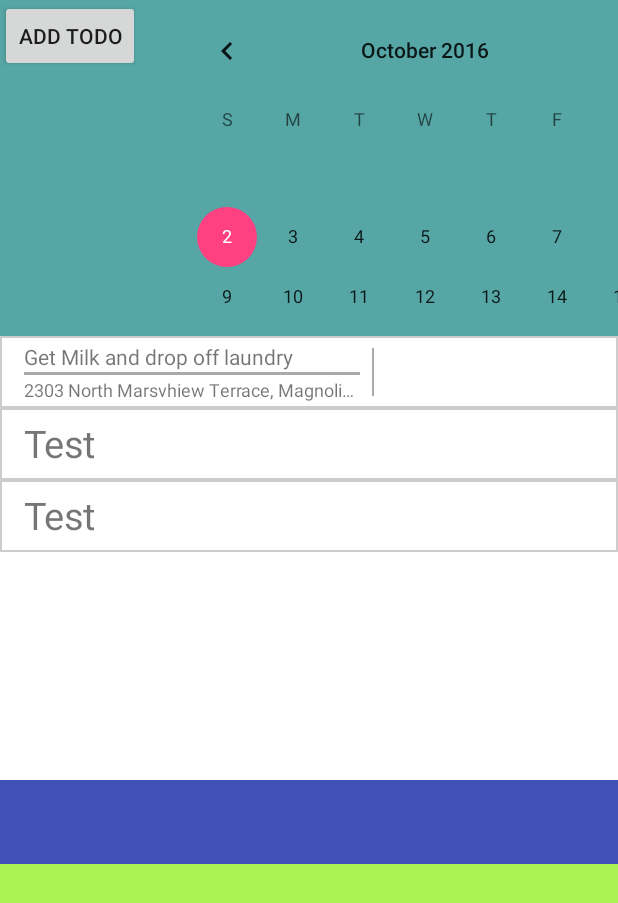
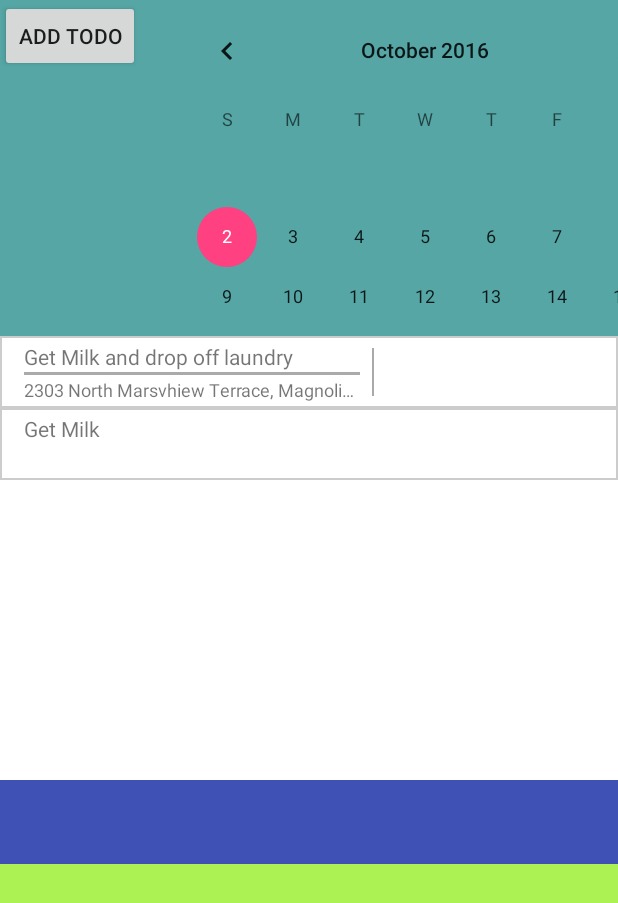
Before and after one commit to shogunatealex/CalendarMapApp, an Android app: the screen it shows after launch (FrontPage), after a tap on "ADD TODO", on a phone screen of 412 x 824 dp. Shown: the top 903 px of the screen. Run offline under Robolectric (Android 15) with nearby library versions, the phone set to English and light mode, and no system bars.

Commit message:
Redesigned Java code/Added TouchListener/Added ClickListner
I was having trouble dealing with what I added Programatically and what
I added in XML. Found a solution so that they can both work in unison.
Also working with touch animations. However having some trouble when the
user scrolls.

```diff
--- a/app/src/main/java/com/adventurousalex/calendargooglemapapiapp/FrontPage.java
+++ b/app/src/main/java/com/adventurousalex/calendargooglemapapiapp/FrontPage.java
@@ -1,37 +1,61 @@
 package com.adventurousalex.calendargooglemapapiapp;
 
+import android.graphics.PorterDuff;
 import android.support.v7.app.AppCompatActivity;
 import android.os.Bundle;
+import android.text.TextUtils;
 import android.util.TypedValue;
 import android.view.Gravity;
+import android.view.MotionEvent;
 import android.view.View;
+import android.view.ViewGroup;
 import android.widget.LinearLayout;
 import android.widget.RelativeLayout;
 import android.widget.TextView;
+
+import static android.R.attr.ellipsize;
+import static android.R.attr.uiOptions;
+
 public class FrontPage extends AppCompatActivity {
 
     @Override
     protected void onCreate(Bundle savedInstanceState) {
-        super.onCreate(savedInstanceState);
+        super.onCreate(savedInstanceState);;
         setContentView(R.layout.activity_front_page);
-
-
-
-        //Here MainActivity.this is a Current Class Reference (context)
-        addToDo();
-    }
-    // this adds the events to the to do item
-    public void addToDoItem(View v){
-        addToDo();
-    }
-    public void testButton(View v){
-
-        addToDo();
 
     }
 
+    // this is a button listener for the buttons. Will add more as I have more buttons.
+    View.OnClickListener buttonListener = (new View.OnClickListener() {
+        // this adds the events to the to do item
+        public void onClick(View v) {
+            addToDo(v);
+        }
+
+    });
+
+    // for the to do list. Not exactly sure if it is going to work. May need to either remove or adjust
+    View.OnTouchListener toDoListener = (new View.OnTouchListener() {
+
+            public boolean onTouch(View v, MotionEvent event) {
+                switch (event.getAction()) {
+                    case MotionEvent.ACTION_DOWN: {
+                        v.getBackground().setColorFilter(0xe000000, PorterDuff.Mode.SRC_ATOP);
+                        v.invalidate();
+                        break;
+                    }
+                    case MotionEvent.ACTION_UP: {
+                        v.getBackground().clearColorFilter();
+                        v.invalidate();
+                        break;
+                    }
+                }
+                return false;
+            }
+        });
+
     // this creates a new to do item, still need to make it dynamic and to actually design it more
-    public void addToDo() {
+    public void addToDo(View v) {
         LinearLayout toDoContainer = (LinearLayout) findViewById(R.id.toDoListContainer);
 
         // For testing programatic layouts
@@ -50,25 +74,31 @@ public class FrontPage extends AppCompatActivity {
         // add those params to the layout
         toDoItem.setLayoutParams(hgtWdth);
 
-        // Creating a new TextView
+        //START Creating the title TextView
         TextView title= new TextView(this);
-        title.setText("Test");
-        title.setGravity(Gravity.CENTER_VERTICAL);
+        title.setText("Get Milk ");
         int titleWidth = (int) (100*scale+0.5f);
-        title.setTextSize(TypedValue.COMPLEX_UNIT_SP, 25);
+        title.setTextSize(TypedValue.COMPLEX_UNIT_SP, 14);
 
         // Defining the layout parameters of the TextView
         RelativeLayout.LayoutParams titleParams = new RelativeLayout.LayoutParams(
-                titleWidth,
+                RelativeLayout.LayoutParams.WRAP_CONTENT,
                 RelativeLayout.LayoutParams.MATCH_PARENT);
         titleParams.setMargins((int)(16 * scale + 0.5f),0,0,0);
+        title.setPadding(0,(int)(4 * scale + 0.5f),0,0);
         // Setting the parameters on the TextView
         title.setLayoutParams(titleParams);
+        title.setEllipsize(TextUtils.TruncateAt.END);
+        title.setMaxLines(1);
+        title.setMaxWidth((int)(224 * scale + 0.5f));
+        //FINISH TITLE TextView
 
+
+        toDoItem.setClickable(true);
+        toDoItem.setOnTouchListener(toDoListener);
         // Adding the TextView to the RelativeLayout as a child
         toDoItem.addView(title);
         toDoContainer.addView(toDoItem);
-
 
     }
 
--- a/app/src/main/res/layout/activity_front_page.xml
+++ b/app/src/main/res/layout/activity_front_page.xml
@@ -26,7 +26,7 @@
                     android:layout_height="wrap_content"
                     android:text="Add todo"
                     android:id="@+id/toDoAdder"
-                    android:onClick="addToDoItem" />
+                    android:onClick="addToDo" />
                 <CalendarView
                     android:layout_width="match_parent"
                     android:layout_height="match_parent"
@@ -71,7 +71,7 @@
                     android:background="@drawable/customborder"
                     android:layout_alignParentTop="true"
                     android:clickable="true"
-                    android:onClick="testButton">
+                    android:onClick="addToDoEffect">
 
 
                     <TextView android:layout_width="wrap_content"
```
